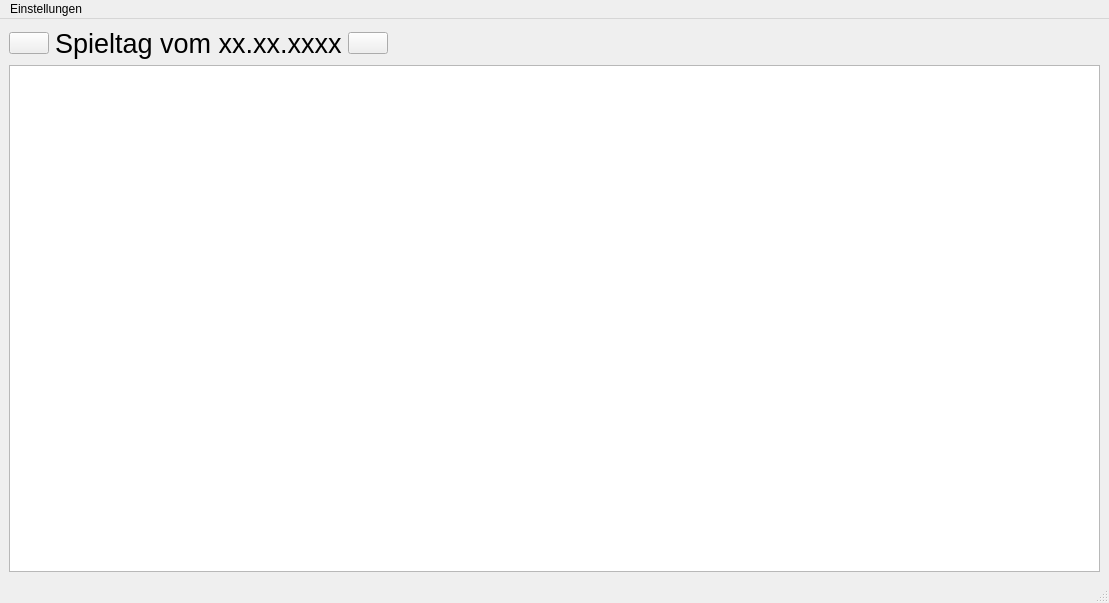
Qt form main.ui (morpheus686/kegelkasse_python) before a commit.
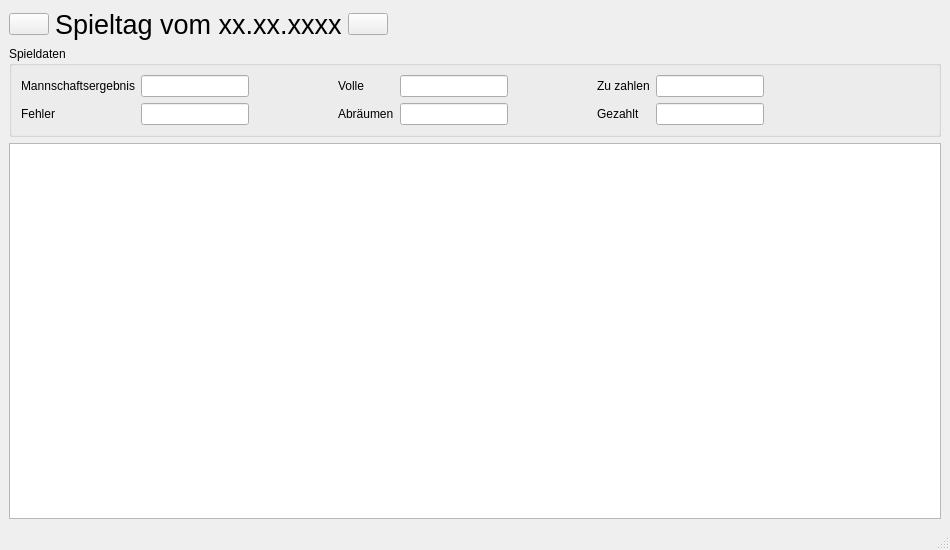
The same form after that commit. Icons and pictures are not drawn.

Commit message: - modified model.py - added some line edits - updated database

Patch:
```diff
--- a/main.ui
+++ b/main.ui
@@ -6,8 +6,8 @@
    <rect>
     <x>0</x>
     <y>0</y>
-    <width>1109</width>
-    <height>603</height>
+    <width>950</width>
+    <height>550</height>
    </rect>
   </property>
   <property name="windowTitle">
@@ -67,16 +67,161 @@
        </layout>
       </item>
       <item>
-       <widget class="QTableView" name="tableView">
-        <property name="font">
-         <font>
-          <pointsize>20</pointsize>
-         </font>
+       <widget class="QGroupBox" name="groupBox">
+        <property name="title">
+         <string>Spieldaten</string>
         </property>
+        <layout class="QGridLayout" name="gridLayout_3">
+         <item row="1" column="9">
+          <spacer name="horizontalSpacer_2">
+           <property name="orientation">
+            <enum>Qt::Orientation::Horizontal</enum>
+           </property>
+           <property name="sizeHint" stdset="0">
+            <size>
+             <width>40</width>
+             <height>20</height>
+            </size>
+           </property>
+          </spacer>
+         </item>
+         <item row="1" column="3">
+          <widget class="QLabel" name="label_6">
+           <property name="text">
+            <string>Abräumen</string>
+           </property>
+          </widget>
+         </item>
+         <item row="0" column="3">
+          <widget class="QLabel" name="label_5">
+           <property name="text">
+            <string>Volle</string>
+           </property>
+          </widget>
+         </item>
+         <item row="0" column="4">
+          <widget class="QLineEdit" name="full_lineEdit">
+           <property name="readOnly">
+            <bool>true</bool>
+           </property>
+          </widget>
+         </item>
+         <item row="1" column="0">
+          <widget class="QLabel" name="label_2">
+           <property name="text">
+            <string>Fehler</string>
+           </property>
+          </widget>
+         </item>
+         <item row="0" column="7">
+          <widget class="QLineEdit" name="paysum_lineedit">
+           <property name="readOnly">
+            <bool>true</bool>
+           </property>
+          </widget>
+         </item>
+         <item row="1" column="1">
+          <widget class="QLineEdit" name="teamerrors_lineEdit">
+           <property name="readOnly">
+            <bool>true</bool>
+           </property>
+          </widget>
+         </item>
+         <item row="1" column="7">
+          <widget class="QLineEdit" name="payed_lineedit">
+           <property name="readOnly">
+            <bool>true</bool>
+           </property>
+          </widget>
+         </item>
+         <item row="1" column="2">
+          <spacer name="horizontalSpacer_6">
+           <property name="orientation">
+            <enum>Qt::Orientation::Horizontal</enum>
+           </property>
+           <property name="sizeHint" stdset="0">
+            <size>
+             <width>20</width>
+             <height>20</height>
+            </size>
+           </property>
+          </spacer>
+         </item>
+         <item row="0" column="6">
+          <widget class="QLabel" name="label_3">
+           <property name="text">
+            <string>Zu zahlen</string>
+           </property>
+          </widget>
+         </item>
+         <item row="0" column="1">
+          <widget class="QLineEdit" name="teamresult_lineedit">
+           <property name="readOnly">
+            <bool>true</bool>
+           </property>
+          </widget>
+         </item>
+         <item row="1" column="4">
+          <widget class="QLineEdit" name="clear_lineEdit">
+           <property name="readOnly">
+            <bool>true</bool>
+           </property>
+          </widget>
+         </item>
+         <item row="0" column="0">
+          <widget class="QLabel" name="label">
+           <property name="text">
+            <string>Mannschaftsergebnis</string>
+           </property>
+          </widget>
+         </item>
+         <item row="1" column="6">
+          <widget class="QLabel" name="label_4">
+           <property name="text">
+            <string>Gezahlt</string>
+           </property>
+          </widget>
+         </item>
+         <item row="0" column="5">
+          <spacer name="horizontalSpacer_3">
+           <property name="orientation">
+            <enum>Qt::Orientation::Horizontal</enum>
+           </property>
+           <property name="sizeHint" stdset="0">
+            <size>
+             <width>40</width>
+             <height>20</height>
+            </size>
+           </property>
+          </spacer>
+         </item>
+         <item row="1" column="8">
+          <spacer name="horizontalSpacer_4">
+           <property name="orientation">
+            <enum>Qt::Orientation::Horizontal</enum>
+           </property>
+           <property name="sizeHint" stdset="0">
+            <size>
+             <width>40</width>
+             <height>20</height>
+            </size>
+           </property>
+          </spacer>
+         </item>
+        </layout>
        </widget>
       </item>
      </layout>
     </item>
+    <item row="1" column="0">
+     <widget class="QTableView" name="tableView">
+      <property name="font">
+       <font>
+        <pointsize>20</pointsize>
+       </font>
+      </property>
+     </widget>
+    </item>
    </layout>
   </widget>
   <widget class="QStatusBar" name="statusbar"/>
@@ -85,17 +230,10 @@
     <rect>
      <x>0</x>
      <y>0</y>
-     <width>1109</width>
+     <width>950</width>
      <height>22</height>
     </rect>
    </property>
-   <widget class="QMenu" name="menuEinstellungen">
-    <property name="title">
-     <string>Einstellungen</string>
-    </property>
-    <addaction name="actionMannschaften_verwalten"/>
-   </widget>
-   <addaction name="menuEinstellungen"/>
   </widget>
   <action name="actionMannschaften_verwalten">
    <property name="text">
```
Left out of the diff: 2 changed lines with no effect on the pictures. The commit also changes 7 other files.
